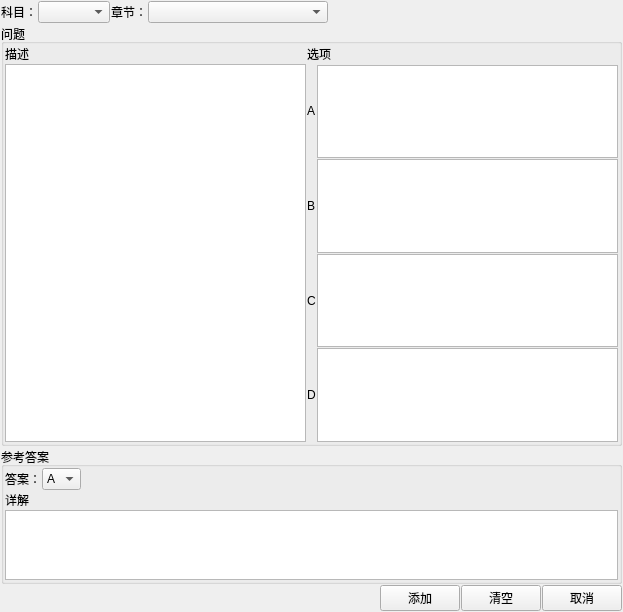
This is ui/addquestion.ui in JackeyLea/CPS as Qt 5 draws it before an edit. The edited form follows.
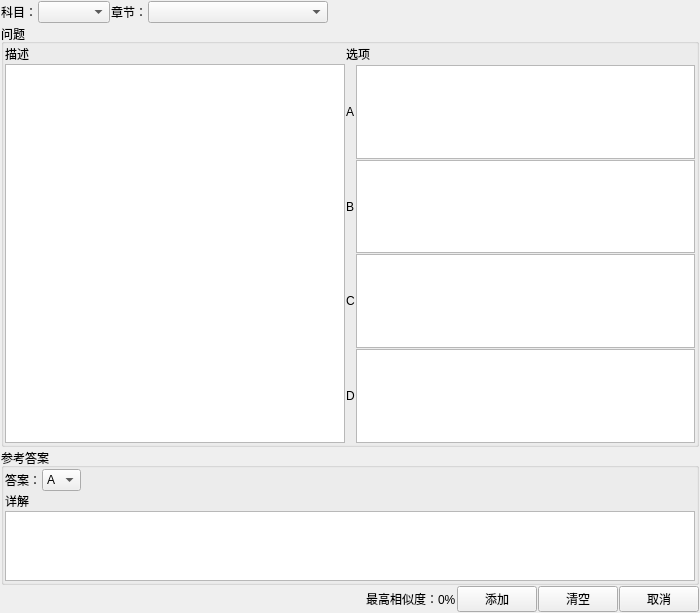
This is the edited form.

Commit message: 界面添加相似度显示

The edit to the form file:
```diff
--- a/ui/addquestion.ui
+++ b/ui/addquestion.ui
@@ -6,8 +6,8 @@
    <rect>
     <x>0</x>
     <y>0</y>
-    <width>623</width>
-    <height>612</height>
+    <width>700</width>
+    <height>613</height>
    </rect>
   </property>
   <property name="windowTitle">
@@ -172,6 +172,13 @@
        </property>
       </spacer>
      </item>
+     <item>
+      <widget class="QLabel" name="labelSimiliar">
+       <property name="text">
+        <string>最高相似度：0%</string>
+       </property>
+      </widget>
+     </item>
      <item>
       <widget class="QPushButton" name="btnAdd">
        <property name="text">
```
